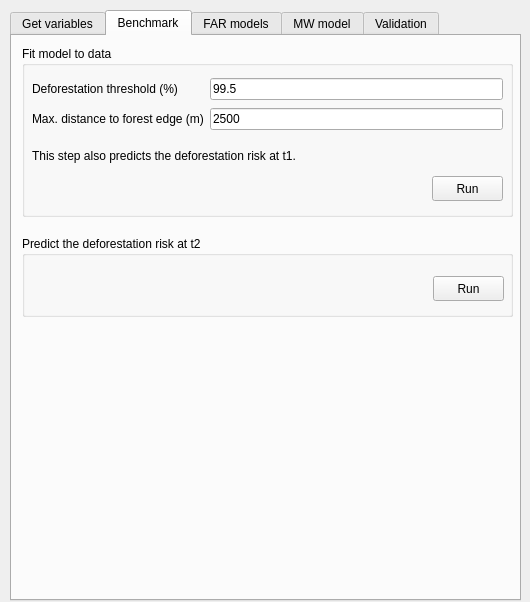
Above: deforisk_plugin_dialog_base.ui from ghislainv/deforisk-qgis-plugin before the change. Below: the same form after it.
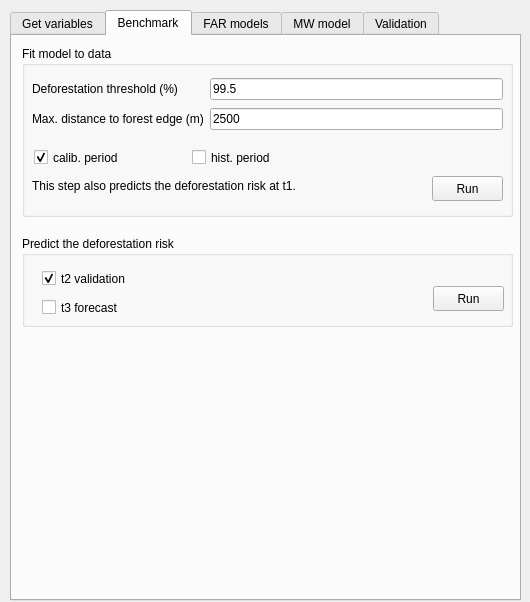
That is the form after the change. The open tabs and pages were chosen to show the change.

Commit message: Update benchmark model with pred at t1 and t3 with historical period

The edit to the form file:
```diff
--- a/deforisk_plugin_dialog_base.ui
+++ b/deforisk_plugin_dialog_base.ui
@@ -343,7 +343,7 @@
       <property name="geometry">
        <rect>
         <x>10</x>
-        <y>100</y>
+        <y>130</y>
         <width>331</width>
         <height>21</height>
        </rect>
@@ -358,6 +358,47 @@
        <bool>true</bool>
       </property>
      </widget>
+     <widget class="QCheckBox" name="mod_bm_calib">
+      <property name="geometry">
+       <rect>
+        <x>12</x>
+        <y>100</y>
+        <width>152</width>
+        <height>23</height>
+       </rect>
+      </property>
+      <property name="text">
+       <string>calib. period</string>
+      </property>
+      <property name="checked">
+       <bool>true</bool>
+      </property>
+      <property name="tristate">
+       <bool>false</bool>
+      </property>
+     </widget>
+     <widget class="QCheckBox" name="mod_bm_hist">
+      <property name="enabled">
+       <bool>true</bool>
+      </property>
+      <property name="geometry">
+       <rect>
+        <x>170</x>
+        <y>100</y>
+        <width>151</width>
+        <height>23</height>
+       </rect>
+      </property>
+      <property name="text">
+       <string>hist. period</string>
+      </property>
+      <property name="checked">
+       <bool>false</bool>
+      </property>
+      <property name="tristate">
+       <bool>false</bool>
+      </property>
+     </widget>
     </widget>
     <widget class="QGroupBox" name="groupBox_bm_predict">
      <property name="geometry">
@@ -365,17 +406,17 @@
        <x>10</x>
        <y>200</y>
        <width>491</width>
-       <height>81</height>
+       <height>91</height>
       </rect>
      </property>
      <property name="title">
-      <string>Predict the deforestation risk at t2</string>
+      <string>Predict the deforestation risk</string>
      </property>
      <widget class="QPushButton" name="run_bm_predict">
       <property name="geometry">
        <rect>
         <x>411</x>
-        <y>40</y>
+        <y>50</y>
         <width>71</width>
         <height>25</height>
        </rect>
@@ -385,6 +426,44 @@
       </property>
      </widget>
     </widget>
+    <widget class="QCheckBox" name="pred_bm_valid_t2">
+     <property name="geometry">
+      <rect>
+       <x>30</x>
+       <y>231</y>
+       <width>107</width>
+       <height>23</height>
+      </rect>
+     </property>
+     <property name="text">
+      <string>t2 validation</string>
+     </property>
+     <property name="checked">
+      <bool>true</bool>
+     </property>
+     <property name="tristate">
+      <bool>false</bool>
+     </property>
+    </widget>
+    <widget class="QCheckBox" name="pred_bm_forecast_t3">
+     <property name="geometry">
+      <rect>
+       <x>30</x>
+       <y>260</y>
+       <width>107</width>
+       <height>23</height>
+      </rect>
+     </property>
+     <property name="text">
+      <string>t3 forecast</string>
+     </property>
+     <property name="checked">
+      <bool>false</bool>
+     </property>
+     <property name="tristate">
+      <bool>false</bool>
+     </property>
+    </widget>
    </widget>
    <widget class="QWidget" name="tab_far_models">
     <attribute name="title">
```
Left out of the diff: 4 changed lines with no effect on the pictures. The commit also changes 4 other files.
